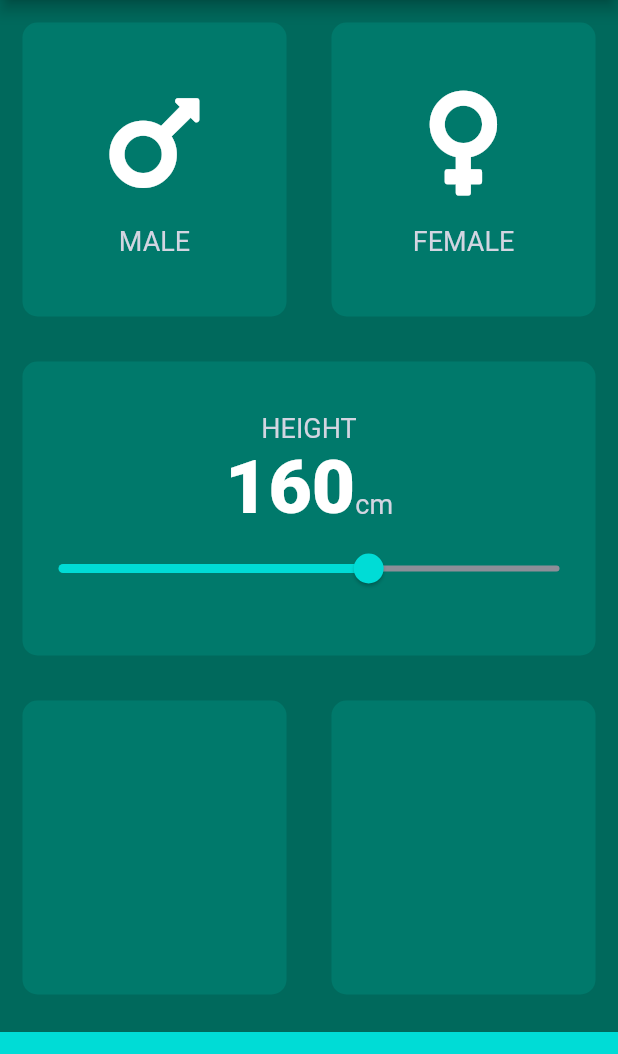
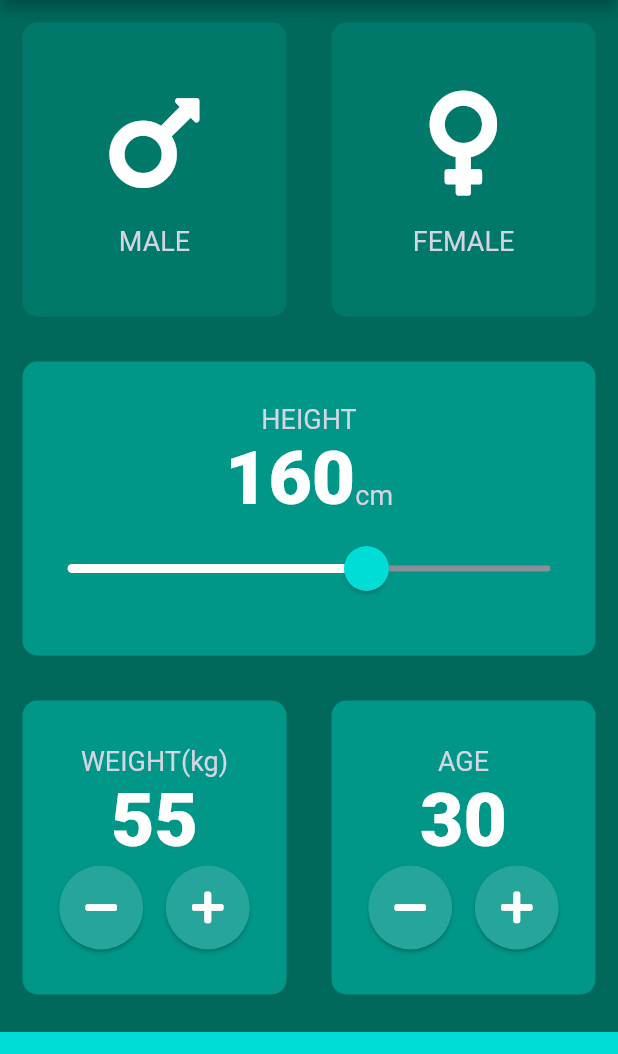
Before and after one commit to vutfiq01/mi_flash_card, a Flutter app: the BmiCalculatorApp screen opened directly, on a phone screen of 412 x 824 dp, the part 84-1138 px from its top. Run offline on Flutter 3.47's test engine with Material 2 defaults, Android fonts, the light colour scheme and no system bars; our stand-ins replace audioplayers, font_awesome_flutter, rflutter_alert.

Commit message:
functional weight n age card added

```diff
--- a/lib/bmiCalculatorAppComponents/bmiapp_constants.dart
+++ b/lib/bmiCalculatorAppComponents/bmiapp_constants.dart
@@ -4,10 +4,12 @@ const kBottomContainerHeight = 80.0;
 const kPersonInitialHeight = 160;
 const kPersonMinHeight = 30;
 const kPersonMaxHeight = 240;
+const kPersonInitialWeight = 55;
+const kPersonInitialAge = 30;
 
 const Color kActiveTopTwoContainerColor = Color(0xFF009688);
 const Color kInactiveTopTwoContainerColor = Color(0xFF00796B);
-const Color kMiddleThreeContainerColor = Color(0xFF00796B);
+const Color kMiddleThreeContainerColor = Color(0xFF009688);
 const Color kBottomContainerColor = Color(0xFF00DCD6);
 
 const kLabelStyle = TextStyle(
--- /dev/null
+++ b/lib/bmiCalculatorAppComponents/round_icon_button.dart
@@ -0,0 +1,30 @@
+import 'package:flutter/material.dart';
+
+class RoundIconButton extends StatelessWidget {
+  const RoundIconButton({
+    super.key,
+    required this.icon,
+    this.onPressChange,
+  });
+
+  final IconData icon;
+  final VoidCallback? onPressChange;
+
+  @override
+  Widget build(BuildContext context) {
+    return RawMaterialButton(
+      onPressed: onPressChange,
+      elevation: 1.0,
+      constraints: const BoxConstraints.tightFor(
+        width: 56.0,
+        height: 56.0,
+      ),
+      shape: const CircleBorder(),
+      fillColor: Colors.teal[400],
+      child: Icon(
+        icon,
+        color: Colors.white,
+      ),
+    );
+  }
+}
--- a/lib/bmi_calculator_app.dart
+++ b/lib/bmi_calculator_app.dart
@@ -3,6 +3,7 @@ import 'package:font_awesome_flutter/font_awesome_flutter.dart';
 import 'package:mi_flash_card/widget/navigation_drawer.dart';
 import 'bmiCalculatorAppComponents/bmiapp_constants.dart';
 import 'bmiCalculatorAppComponents/reusable_card.dart';
+import 'bmiCalculatorAppComponents/round_icon_button.dart';
 import 'bmiCalculatorAppComponents/toptwocard_icon_component.dart';
 
 enum GenderType {
@@ -21,6 +22,8 @@ class BmiCalculatorApp extends StatefulWidget {
 class _BmiCalculatorAppState extends State<BmiCalculatorApp> {
   GenderType selectedGender = GenderType.none;
   int personHeight = kPersonInitialHeight;
+  int personWeight = kPersonInitialWeight;
+  int personAge = kPersonInitialAge;
 
   @override
   Widget build(BuildContext context) {
@@ -95,32 +98,114 @@ class _BmiCalculatorAppState extends State<BmiCalculatorApp> {
                       )
                     ],
                   ),
-                  Slider(
+                  SliderTheme(
+                    data: SliderTheme.of(context).copyWith(
+                      activeTrackColor: Colors.white,
+                      inactiveTrackColor: const Color(0xFF8D8E98),
+                      thumbColor: const Color(0xFF00DCD6),
+                      overlayColor: const Color(0x2900DCD6),
+                      thumbShape: const RoundSliderThumbShape(
+                        enabledThumbRadius: 15.0,
+                      ),
+                      overlayShape: const RoundSliderOverlayShape(
+                        overlayRadius: 30.0,
+                      ),
+                    ),
+                    child: Slider(
                         value: personHeight.toDouble(),
                         min: kPersonMinHeight.toDouble(),
                         max: kPersonMaxHeight.toDouble(),
-                      activeColor: kBottomContainerColor,
-                      inactiveColor: const Color(0xFF8D8E98),
                         onChanged: (double newpersonHeight) {
                           setState(() {
                             personHeight = newpersonHeight.round();
                           });
-                      })
+                        }),
+                  )
                 ],
               ),
             ),
           ),
-          const Expanded(
+          Expanded(
             child: Row(
               children: <Widget>[
                 Expanded(
                   child: ReusableCard(
                     cardColor: kMiddleThreeContainerColor,
+                    cardChild: Column(
+                      mainAxisAlignment: MainAxisAlignment.center,
+                      children: <Widget>[
+                        const Text(
+                          'WEIGHT(kg)',
+                          style: kLabelStyle,
+                        ),
+                        Text(
+                          personWeight.toString(),
+                          style: kNumberStyle,
+                        ),
+                        Row(
+                          mainAxisAlignment: MainAxisAlignment.center,
+                          children: <Widget>[
+                            RoundIconButton(
+                              icon: FontAwesomeIcons.minus,
+                              onPressChange: () {
+                                setState(() {
+                                  personWeight--;
+                                });
+                              },
+                            ),
+                            const SizedBox(width: 15.0),
+                            RoundIconButton(
+                              icon: FontAwesomeIcons.plus,
+                              onPressChange: () {
+                                setState(() {
+                                  personWeight++;
+                                });
+                              },
+                            ),
+                          ],
+                        )
+                      ],
+                    ),
                   ),
                 ),
                 Expanded(
                   child: ReusableCard(
                     cardColor: kMiddleThreeContainerColor,
+                    cardChild: Column(
+                      mainAxisAlignment: MainAxisAlignment.center,
+                      children: <Widget>[
+                        const Text(
+                          'AGE',
+                          style: kLabelStyle,
+                        ),
+                        Text(
+                          personAge.toString(),
+                          style: kNumberStyle,
+                        ),
+                        Row(
+                          mainAxisAlignment: MainAxisAlignment.center,
+                          children: <Widget>[
+                            RoundIconButton(
+                              icon: FontAwesomeIcons.minus,
+                              onPressChange: () {
+                                setState(() {
+                                  personAge--;
+                                });
+                              },
+                            ),
+                            const SizedBox(width: 15.0),
+                            RoundIconButton(
+                              icon: FontAwesomeIcons.plus,
+                              onPressChange: () {
+                                setState(() {
+                                  personAge++;
+                                });
+                              },
+                            ),
+                          ],
+                        )
+                      ],
+                    ),
                   ),
                 ),
               ],
```
Lines whose indentation alone changed are shown as unchanged.
